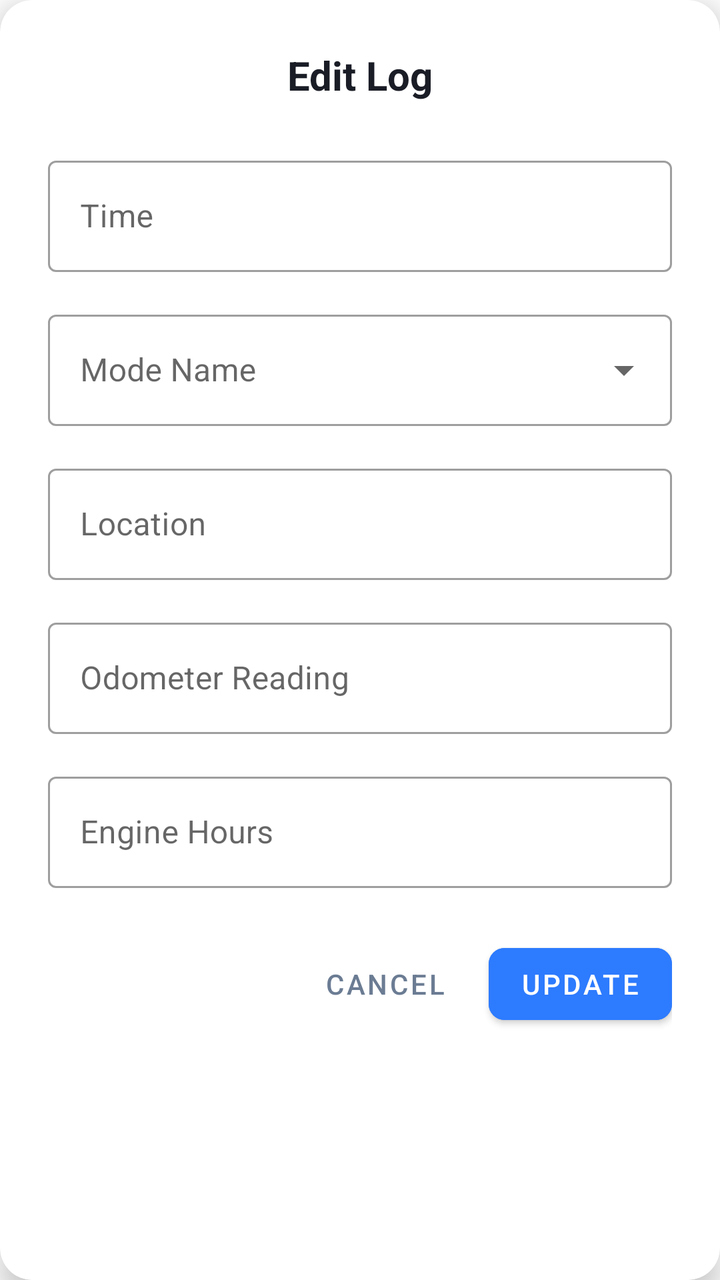
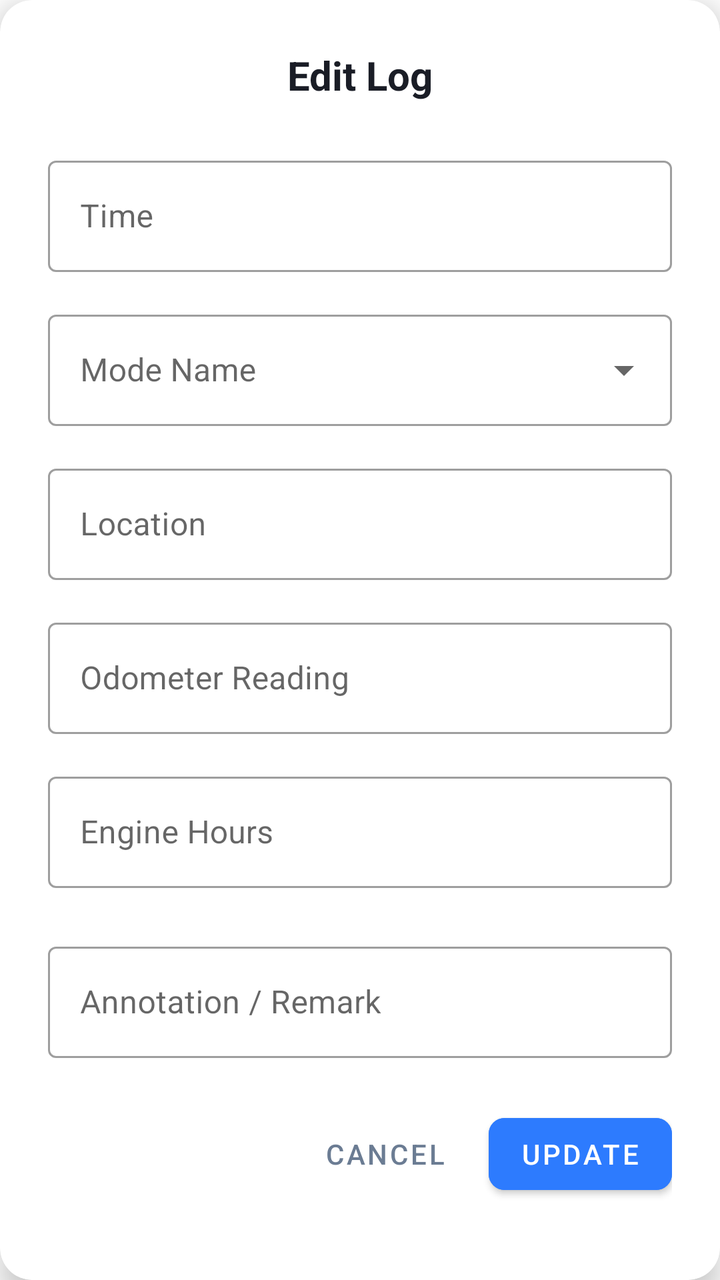

Screens rendered from an Android XML layout before and after an edit, with the pre-edit source and the edit as a unified diff.
<!-- AndroidManifest.xml: application theme AppTheme -->
<!-- res/layout/log_modal.xml -->
<?xml version="1.0" encoding="utf-8"?>
<com.google.android.material.card.MaterialCardView xmlns:android="http://schemas.android.com/apk/res/android"
    xmlns:app="http://schemas.android.com/apk/res-auto"
    android:layout_width="match_parent"
    android:layout_height="wrap_content"
    android:layout_margin="16dp"
    app:cardCornerRadius="16dp"
    app:cardElevation="8dp">

    <LinearLayout
        android:layout_width="match_parent"
        android:layout_height="wrap_content"
        android:orientation="vertical"
        android:padding="24dp">

        <TextView
            android:layout_width="match_parent"
            android:layout_height="wrap_content"
            android:text="Edit Log"
            android:textAlignment="center"
            android:textColor="@color/home_text_main"
            android:textSize="20sp"
            android:textStyle="bold"
            android:layout_marginBottom="24dp" />

        <com.google.android.material.textfield.TextInputLayout
            style="@style/Widget.MaterialComponents.TextInputLayout.OutlinedBox"
            android:layout_width="match_parent"
            android:layout_height="wrap_content"
            android:layout_marginBottom="16dp"
            android:hint="Time">

            <com.google.android.material.textfield.TextInputEditText
                android:id="@+id/editTextTime"
                android:layout_width="match_parent"
                android:layout_height="wrap_content"
                android:inputType="time" />
        </com.google.android.material.textfield.TextInputLayout>

        <com.google.android.material.textfield.TextInputLayout
            style="@style/Widget.MaterialComponents.TextInputLayout.OutlinedBox.ExposedDropdownMenu"
            android:layout_width="match_parent"
            android:layout_height="wrap_content"
            android:layout_marginBottom="16dp"
            android:hint="Mode Name">

            <AutoCompleteTextView
                android:id="@+id/editTextModename"
                android:layout_width="match_parent"
                android:layout_height="wrap_content"
                android:inputType="none" />
        </com.google.android.material.textfield.TextInputLayout>

        <com.google.android.material.textfield.TextInputLayout
            style="@style/Widget.MaterialComponents.TextInputLayout.OutlinedBox"
            android:layout_width="match_parent"
            android:layout_height="wrap_content"
            android:layout_marginBottom="16dp"
            android:hint="Location">

            <com.google.android.material.textfield.TextInputEditText
                android:id="@+id/editTextlocation"
                android:layout_width="match_parent"
                android:layout_height="wrap_content"
                android:focusable="false"
                android:clickable="false"
                android:inputType="text" />
        </com.google.android.material.textfield.TextInputLayout>

        <com.google.android.material.textfield.TextInputLayout
            style="@style/Widget.MaterialComponents.TextInputLayout.OutlinedBox"
            android:layout_width="match_parent"
            android:layout_height="wrap_content"
            android:layout_marginBottom="16dp"
            android:hint="Odometer Reading">

            <com.google.android.material.textfield.TextInputEditText
                android:id="@+id/editTextodometer"
                android:layout_width="match_parent"
                android:layout_height="wrap_content"
                android:inputType="numberDecimal" />
        </com.google.android.material.textfield.TextInputLayout>

        <com.google.android.material.textfield.TextInputLayout
            style="@style/Widget.MaterialComponents.TextInputLayout.OutlinedBox"
            android:layout_width="match_parent"
            android:layout_height="wrap_content"
            android:layout_marginBottom="24dp"
            android:hint="Engine Hours">

            <com.google.android.material.textfield.TextInputEditText
                android:id="@+id/editTextenginehours"
                android:layout_width="match_parent"
                android:layout_height="wrap_content"
                android:inputType="numberDecimal" />
        </com.google.android.material.textfield.TextInputLayout>

        <LinearLayout
            android:layout_width="match_parent"
            android:layout_height="wrap_content"
            android:gravity="end"
            android:orientation="horizontal">

            <com.google.android.material.button.MaterialButton
                android:id="@+id/btnCancel"
                style="@style/Widget.MaterialComponents.Button.TextButton"
                android:layout_width="wrap_content"
                android:layout_height="wrap_content"
                android:layout_marginEnd="8dp"
                android:text="Cancel"
                android:textColor="@color/home_text_sub" />

            <com.google.android.material.button.MaterialButton
                android:id="@+id/btnEdit"
                android:layout_width="wrap_content"
                android:layout_height="wrap_content"
                android:text="Update"
                android:backgroundTint="@color/nav_icon_active"
                app:cornerRadius="8dp" />
        </LinearLayout>

    </LinearLayout>
</com.google.android.material.card.MaterialCardView>
<!-- resources referenced by this layout -->
<resources>
  <color name="home_text_main">#1A1D26</color>
  <color name="home_text_sub">#6B7C93</color>
  <color name="nav_icon_active">#2D7BFE</color>
  <style name="AppTheme" parent="Theme.MaterialComponents.Light.NoActionBar">
          
          <item name="colorPrimary">@color/colorPrimary</item>
          <item name="colorPrimaryDark">@color/colorPrimaryDark</item>
          <item name="colorAccent">@color/colorAccent</item>
          <item name="android:windowBackground">@color/white</item>
      </style>
  <color name="colorPrimary">#1A1A1A</color>
  <color name="colorPrimaryDark">#000000</color>
  <color name="colorAccent">#2196F3</color>
  <color name="white">#FFFFFF</color>
</resources>

<!-- the commit's change to res/layout/log_modal.xml (unified diff, before → after) -->
@@ -95,6 +95,20 @@
                 android:inputType="numberDecimal" />
         </com.google.android.material.textfield.TextInputLayout>
 
+        <com.google.android.material.textfield.TextInputLayout
+            style="@style/Widget.MaterialComponents.TextInputLayout.OutlinedBox"
+            android:layout_width="match_parent"
+            android:layout_height="wrap_content"
+            android:layout_marginBottom="24dp"
+            android:hint="Annotation / Remark">
+
+            <com.google.android.material.textfield.TextInputEditText
+                android:id="@+id/editTextAnnotation"
+                android:layout_width="match_parent"
+                android:layout_height="wrap_content"
+                android:inputType="textCapSentences" />
+        </com.google.android.material.textfield.TextInputLayout>
+
         <LinearLayout
             android:layout_width="match_parent"
             android:layout_height="wrap_content"
